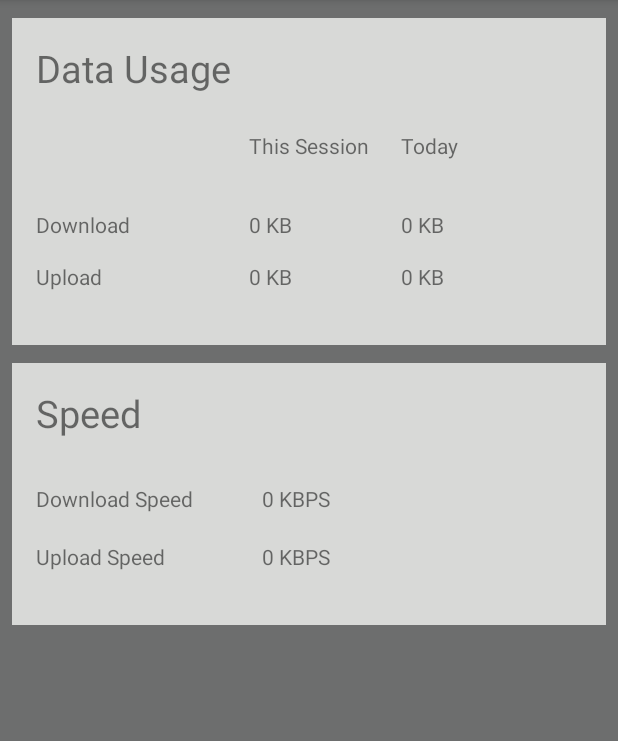
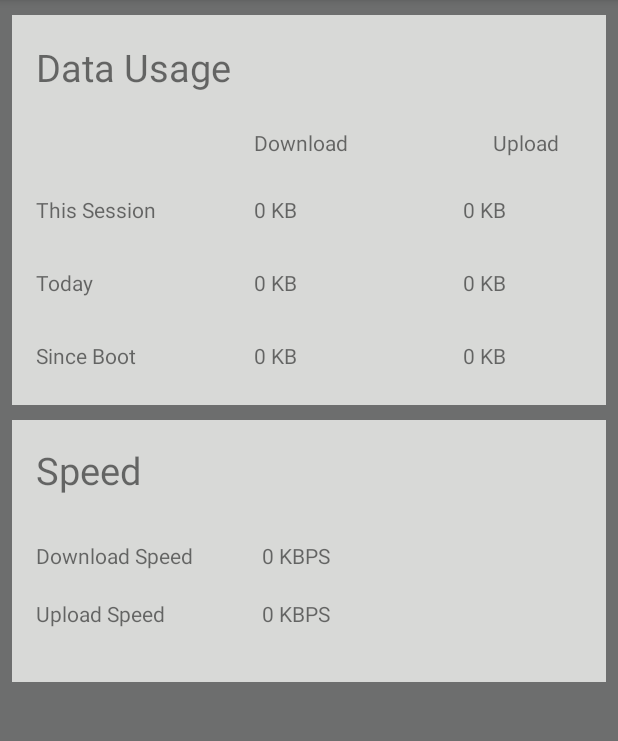
Before and after one commit to sidsquare/NetStats-Android, an Android app: the screen it shows after launch (MainActivity), on a phone screen of 412 x 824 dp, the part 84-825 px from its top. Run offline under Robolectric (Android 15) with nearby library versions, the phone set to English and light mode, and no system bars; libraries missing offline, so code that uses them is left out: com.github.mikephil.charting.

Commit message:
Made some changes 5

```diff
--- a/app/src/main/AndroidManifest.xml
+++ b/app/src/main/AndroidManifest.xml
@@ -16,7 +16,6 @@
         <receiver android:name=".boot">
             <intent-filter>
                 <action android:name="android.intent.action.BOOT_COMPLETED" />
-                <uses-permission android:name="android.permission.DEVICE_POWER" />
                 <action android:name="android.intent.action.ACTION_SHUTDOWN" />
             </intent-filter>
         </receiver>
--- a/app/src/main/java/com/siddharth/netstats/MainActivity.java
+++ b/app/src/main/java/com/siddharth/netstats/MainActivity.java
@@ -53,7 +53,7 @@ public class MainActivity extends ActionBarActivity
 {
 
     boolean mob, cfrag1_is_enabled = false, first_time = true;
-    String temp1 = "0 KB", temp2 = "0 KB", temp3 = "0 KBPS", temp4 = "0 KBPS", temp5 = "0 KB", temp6 = "0 KB", date;
+    String temp1 = "0 KB", temp2 = "0 KB",temp7 = "0 KB", temp8 = "0 KB", temp3 = "0 KBPS", temp4 = "0 KBPS", temp5 = "0 KB", temp6 = "0 KB", date;
     private Handler handler = new Handler();
     static long rx, tx, temp_rx, temp_tx, d_offset = 0, u_offset = 0, rx1, tx1, d_offset_mob = 0, u_offset_mob = 0, rx_mob, tx_mob, rx1_mob, tx1_mob, temp_rx_mob = 0, temp_tx_mob = 0;
     cfrag1 frag;
@@ -128,7 +128,7 @@ public class MainActivity extends ActionBarActivity
                         if (frag != null)
                         {
                             cfrag1_is_enabled = true;
-                            frag.go(temp1, temp2, temp3, temp4, temp5, temp6);
+                            frag.go(temp1, temp2, temp3, temp4, temp5, temp6,temp7,temp8);
                         }
                         break;
                     case 1:
@@ -449,30 +449,37 @@ public class MainActivity extends ActionBarActivity
         db.beginTransaction();
         Cursor c;
         if (!sharedPref.getBoolean("mobile_en", false))
-            c = db.rawQuery("select down_transfer from transfer_week order by date(date) asc limit 7;", null);
+            c = db.rawQuery("select down_transfer,up_transfer,date from transfer_week order by date(date) desc limit 7;", null);
         else
-            c = db.rawQuery("select down_transfer_mob from transfer_week order by date(date) asc limit 7;", null);
+            c = db.rawQuery("select down_transfer_mob,up_transfer_mob,date from transfer_week order by date(date) desc limit 7;", null);
 
         //charting
         ArrayList<String> xVals = new ArrayList<>();
         int count = 7;
+        c.moveToLast();
         for (int i = 0; i < count; i++)
         {
-            xVals.add("" + i);
+            try{
+            xVals.add("" + c.getString(2).substring(5));}
+            catch (Exception r)
+            {
+                xVals.add("02-20");
+            }
+            c.moveToPrevious();
         }
         ArrayList<BarEntry> yVals1 = new ArrayList<>();
-        c.moveToFirst();
+        c.moveToLast();
         int i = 0;
         while (i < c.getCount())
         {
-            yVals1.add(new BarEntry((float) c.getInt(0) / 1024, i));
-            c.moveToNext();
+            yVals1.add(new BarEntry((float) (c.getInt(0)+c.getInt(1)) / 1024, i));
+            c.moveToPrevious();
             i++;
         }
 
         BarDataSet set1 = new BarDataSet(yVals1, "Data Usage in MB");
         set1.setColor(ColorTemplate.getHoloBlue());
-        set1.setBarSpacePercent(25f);
+        set1.setBarSpacePercent(12f);
         ArrayList<BarDataSet> dataSets = new ArrayList<>();
         dataSets.add(set1);
         db.endTransaction();
@@ -512,20 +519,18 @@ public class MainActivity extends ActionBarActivity
                 temp_tx = tx;
                 temp_rx_mob = rx_mob;
                 temp_tx_mob = tx_mob;
-                frag.go(temp1, temp2, temp3, temp4, temp5, temp6);
+                frag.go(temp1, temp2, temp3, temp4, temp5, temp6,temp7,temp8);
                 first_time = false;
             }
             /*if(sharedPref.getBoolean("purge",false))
             {
                 self_destruct();
             }*/
-            db.beginTransaction();
-
             try
             {
                 //get and set current stats
                 if (cfrag1_is_enabled && frag != null)
-                    frag.go(temp1, temp2, temp3, temp4, temp5, temp6);
+                    frag.go(temp1, temp2, temp3, temp4, temp5, temp6,temp7,temp8);
                 rx1 = TrafficStats.getTotalRxBytes();
                 rx1 = rx1 / (1024);
                 tx1 = TrafficStats.getTotalTxBytes();
@@ -536,13 +541,14 @@ public class MainActivity extends ActionBarActivity
                 tx1_mob = tx1_mob / (1024);
 
                 mob = sharedPref.getBoolean("mobile_en", false);
-                long down_speed, up_speed, down_data, up_data, x, y, a, b;
+                long down_speed, up_speed, down_data, up_data, x, y, a, b,e,d;
 
                 //mobile
                 x = rx1_mob - rx_mob;
                 y = tx1_mob - tx_mob;
                 a = rx1_mob - temp_rx_mob;
                 b = tx1_mob - temp_tx_mob;
+                e=rx1_mob;d=tx1_mob;
                 d_offset_mob += a;
                 u_offset_mob += b;
 
@@ -619,13 +625,15 @@ public class MainActivity extends ActionBarActivity
                 }
                 else
                 {
-
+                    e=rx1;d=tx1;
                     temp5 = df.format((float) d_offset / divisor) + unit;
                     temp6 = df.format((float) u_offset / divisor) + unit;
 
                 }
                 temp1 = df.format((float) down_data / divisor) + unit;
                 temp2 = df.format((float) up_data / divisor) + unit;
+                temp7 = df.format((float)  e/ divisor) + unit;
+                temp8 = df.format((float) d / divisor) + unit;
 
 
                 temp3 = df2.format((float) down_speed / divisor2) + unit2;
@@ -682,7 +690,6 @@ public class MainActivity extends ActionBarActivity
                     builder.setContentText("Down : " + df2.format((float) down_speed / divisor2) + unit2 + "   " + "Up : " + df2.format((float) down_speed / divisor2) + unit2);
                     notificationManger.notify(1, builder.build());
                 }
-                db.endTransaction();
             }
             catch (NullPointerException n)
             {
@@ -693,7 +700,7 @@ public class MainActivity extends ActionBarActivity
         }
     };
 
-    private void self_destruct()
+   /* private void self_destruct()
     {
         db.execSQL("delete from 'transfer_week';");
         db.execSQL("delete from 'transfer_hour';");
@@ -707,7 +714,7 @@ public class MainActivity extends ActionBarActivity
         Cursor c = db.rawQuery("select * from transfer_week where date=\"" + date + "\";", null);
         if (c.getCount() == 0)
             db.execSQL("insert into transfer_week values(\"" + date + "\",0,0,0,0);");
-    }
+    }*/
 
     @Override
     public boolean onCreateOptionsMenu(Menu menu)
--- a/app/src/main/java/com/siddharth/netstats/cfrag1.java
+++ b/app/src/main/java/com/siddharth/netstats/cfrag1.java
@@ -18,7 +18,7 @@ public class cfrag1 extends Fragment
 
         return inflater.inflate(R.layout.cfrag1, container, false);
     }
-    public void go(String temp1,String temp2,String temp3,String temp4 ,String temp5,String temp6)
+    public void go(String temp1,String temp2,String temp3,String temp4 ,String temp5,String temp6,String temp7,String temp8)
     {
         //Log.v("gdfg", temp5);
         TextView t1=(TextView)getView().findViewById(R.id.tv1);
@@ -33,6 +33,10 @@ public class cfrag1 extends Fragment
         t1.setText(temp5);
         t1=(TextView)getView().findViewById(R.id.tv6);
         t1.setText(temp6);
+        t1=(TextView)getView().findViewById(R.id.tv7);
+        t1.setText(temp7);
+        t1=(TextView)getView().findViewById(R.id.tv8);
+        t1.setText(temp8);
         //Log.v("dsfs", "end");
     }
 }
--- a/app/src/main/java/com/siddharth/netstats/cfrag2.java
+++ b/app/src/main/java/com/siddharth/netstats/cfrag2.java
@@ -34,7 +34,7 @@ public class cfrag2 extends Fragment
         //b.setDrawHorizontalGrid(false);
         b.setDrawVerticalGrid(false);
         b.animateXY(1000, 1000);
-        b.setDescription("This Week");
+        b.setDescription("Last 7 Days");
         b.setDrawLegend(true);
 
         b.setDrawYLabels(false);
--- a/app/src/main/java/com/siddharth/netstats/preference.java
+++ b/app/src/main/java/com/siddharth/netstats/preference.java
@@ -3,7 +3,6 @@ package com.siddharth.netstats;
 import android.content.Context;
 import android.content.SharedPreferences;
 import android.os.Bundle;
-import android.preference.Preference;
 import android.preference.PreferenceFragment;
 import android.preference.PreferenceManager;
 
@@ -23,7 +22,11 @@ public class preference extends PreferenceFragment
         prefMgr.setSharedPreferencesMode(Context.MODE_PRIVATE);
         prefs = prefMgr.getSharedPreferences();
         addPreferencesFromResource(R.xml.preference);
-        Preference myPref = (Preference) findPreference("purge");
+        SharedPreferences.Editor e = prefs.edit();
+        if (!prefs.contains("purge"))
+            e.putBoolean("purge", false);
+        e.commit();
+       /* Preference myPref = (Preference) findPreference("purge");
         myPref.setOnPreferenceClickListener(new Preference.OnPreferenceClickListener()
         {
             public boolean onPreferenceClick(Preference preference)
@@ -33,7 +36,7 @@ public class preference extends PreferenceFragment
                 e.commit();
                 return false;
             }
-        });
+        });*/
         prefs.registerOnSharedPreferenceChangeListener(
                 new SharedPreferences.OnSharedPreferenceChangeListener()
                 {
--- a/app/src/main/java/com/siddharth/netstats/service.java
+++ b/app/src/main/java/com/siddharth/netstats/service.java
@@ -275,7 +275,7 @@ public class service extends Service
 
             if (prefs.getBoolean("noti_visible_serv", false))
             {
-                int l = Integer.parseInt(prefs.getString("listPref2", "")) - 1;
+                int l = Integer.parseInt(prefs.getString("listPref2", "1")) - 1;
                 String unit2;
                 if (l == 0)
                     unit2 = " KBPS";
--- a/app/src/main/res/layout/cfrag1.xml
+++ b/app/src/main/res/layout/cfrag1.xml
@@ -10,7 +10,7 @@
         xmlns:android="http://schemas.android.com/apk/res/android"
         xmlns:tools="http://schemas.android.com/tools"
         android:layout_width="fill_parent"
-        android:layout_height="fill_parent"
+        android:layout_height="wrap_content"
         android:orientation="vertical"
         android:background="#ff6d6e6e"
         android:paddingBottom="0dp"
@@ -19,7 +19,7 @@
         <RelativeLayout xmlns:android="http://schemas.android.com/apk/res/android"
             xmlns:tools="http://schemas.android.com/tools"
             android:layout_width="match_parent"
-            android:layout_height="218dp" android:paddingLeft="@dimen/activity_horizontal_margin"
+            android:layout_height="260dp" android:paddingLeft="@dimen/activity_horizontal_margin"
             android:paddingRight="@dimen/activity_horizontal_margin"
             android:paddingTop="@dimen/activity_vertical_margin"
             android:paddingBottom="@dimen/activity_vertical_margin" tools:context=".MainActivity"
@@ -27,28 +27,27 @@
             android:layout_marginLeft="8dp"
             android:layout_marginRight="8dp"
             android:background="#ffd8d9d7"
-            android:layout_marginTop="12dp"
-            android:layout_marginBottom="12dp">
+            android:layout_marginTop="10dp"
+            android:layout_marginBottom="10dp">
 
             <TextView
                 android:layout_width="wrap_content"
                 android:layout_height="wrap_content"
-                android:text="Download"
+                android:text="This Session"
                 android:id="@+id/textView"
-                android:layout_marginTop="33dp"
-                android:layout_below="@+id/textView3"
+                android:layout_centerVertical="true"
                 android:layout_alignParentLeft="true"
                 android:layout_alignParentStart="true"/>
 
             <TextView
                 android:layout_width="wrap_content"
                 android:layout_height="wrap_content"
-                android:text="Upload"
+                android:text="Today"
                 android:id="@+id/textView2"
-                android:layout_alignParentBottom="true"
-                android:layout_alignLeft="@+id/textView"
-                android:layout_alignStart="@+id/textView"
-                android:layout_marginBottom="20dp"/>
+                android:layout_marginTop="29dp"
+                android:layout_below="@+id/textView"
+                android:layout_alignParentLeft="true"
+                android:layout_alignParentStart="true"/>
 
             <TextView
                 android:layout_width="wrap_content"
@@ -57,22 +56,22 @@
                 android:id="@+id/tv1"
                 android:layout_alignLeft="@+id/textView3"
                 android:layout_alignStart="@+id/textView3"
+                android:layout_alignTop="@+id/textView"
+                android:layout_above="@+id/textView2"
                 android:layout_alignRight="@+id/textView3"
-                android:layout_alignEnd="@+id/textView3"
-                android:layout_alignBottom="@+id/textView"
-                android:layout_alignTop="@+id/textView"/>
+                android:layout_alignEnd="@+id/textView3"/>
 
             <TextView
                 android:layout_width="wrap_content"
                 android:layout_height="wrap_content"
                 android:text="0 KB"
                 android:id="@+id/tv2"
-                android:layout_alignLeft="@+id/tv1"
-                android:layout_alignStart="@+id/tv1"
-                android:layout_alignRight="@+id/tv1"
-                android:layout_alignEnd="@+id/tv1"
-                android:layout_alignBottom="@+id/textView2"
-                android:layout_alignTop="@+id/textView2"/>
+                android:layout_alignTop="@+id/tv1"
+                android:layout_above="@+id/textView2"
+                android:layout_alignParentRight="true"
+                android:layout_alignParentEnd="true"
+                android:layout_alignLeft="@+id/textView4"
+                android:layout_alignStart="@+id/textView4"/>
 
 
 
@@ -82,7 +81,7 @@
                 android:text="Data Usage"
                 android:id="@+id/textView7"
                 android:textSize="25dp"
-                android:layout_alignParentTop="true"
+                android:layout_alignBottom="@+id/detail"
                 android:layout_alignParentLeft="true"
                 android:layout_alignParentStart="true"/>
 
@@ -98,48 +97,83 @@
             <TextView
                 android:layout_width="wrap_content"
                 android:layout_height="wrap_content"
-                android:text="This Session"
+                android:text="Download"
                 android:id="@+id/textView3"
-                android:layout_below="@+id/detail"
+                android:layout_marginBottom="25dp"
+                android:paddingLeft="0dp"
+                android:layout_above="@+id/tv1"
                 android:layout_centerHorizontal="true"
-                android:layout_marginTop="23dp"/>
+                android:paddingRight="10dp"/>
 
             <TextView
                 android:layout_width="wrap_content"
                 android:layout_height="wrap_content"
-                android:text="Today"
+                android:text="Upload"
                 android:id="@+id/textView4"
-                android:layout_toRightOf="@+id/textView3"
-                android:layout_marginLeft="21dp"
-                android:layout_marginStart="21dp"
                 android:layout_alignTop="@+id/textView3"
-                android:layout_alignBottom="@+id/textView3"
                 android:layout_alignParentRight="true"
-                android:layout_alignParentEnd="true"/>
+                android:layout_alignParentEnd="true"
+                android:paddingLeft="20dp"
+                android:paddingRight="15dp"/>
 
             <TextView
                 android:layout_width="wrap_content"
                 android:layout_height="wrap_content"
                 android:text="0 KB"
                 android:id="@+id/tv5"
-                android:layout_alignLeft="@+id/textView4"
-                android:layout_alignStart="@+id/textView4"
-                android:layout_alignParentRight="true"
-                android:layout_alignParentEnd="true"
-                android:layout_alignTop="@+id/tv1"
-                android:layout_alignBottom="@+id/tv1"/>
+                android:layout_alignTop="@+id/textView2"
+                android:layout_alignLeft="@+id/tv1"
+                android:layout_alignStart="@+id/tv1"
+                android:layout_above="@+id/textView9"
+                android:layout_alignRight="@+id/tv1"
+                android:layout_alignEnd="@+id/tv1"/>
 
             <TextView
                 android:layout_width="wrap_content"
                 android:layout_height="wrap_content"
                 android:text="0 KB"
                 android:id="@+id/tv6"
+                android:layout_alignParentRight="true"
+                android:layout_alignParentEnd="true"
+                android:layout_alignTop="@+id/tv5"
+                android:layout_above="@+id/textView9"
+                android:layout_alignLeft="@+id/tv2"
+                android:layout_alignStart="@+id/tv2"/>
+
+            <TextView
+                android:layout_width="wrap_content"
+                android:layout_height="wrap_content"
+                android:text="Since Boot"
+                android:id="@+id/textView9"
+                android:layout_below="@+id/textView2"
+                android:layout_alignParentLeft="true"
+                android:layout_alignParentStart="true"
+                android:layout_marginTop="29dp"/>
+
+            <TextView
+                android:layout_width="wrap_content"
+                android:layout_height="wrap_content"
+                android:text="0 KB"
+                android:id="@+id/tv7"
+                android:layout_alignBottom="@+id/textView9"
+                android:layout_alignTop="@+id/textView9"
                 android:layout_alignLeft="@+id/tv5"
                 android:layout_alignStart="@+id/tv5"
-                android:layout_alignBottom="@+id/tv2"
+                android:layout_toStartOf="@+id/tv8"
+                android:layout_alignRight="@+id/tv5"
+                android:layout_alignEnd="@+id/tv5"/>
+
+            <TextView
+                android:layout_width="wrap_content"
+                android:layout_height="wrap_content"
+                android:text="0 KB"
+                android:id="@+id/tv8"
                 android:layout_alignParentRight="true"
                 android:layout_alignParentEnd="true"
-                android:layout_alignTop="@+id/tv2"/>
+                android:layout_alignTop="@+id/tv7"
+                android:layout_alignBottom="@+id/tv7"
+                android:layout_alignLeft="@+id/tv6"
+                android:layout_alignStart="@+id/tv6"/>
 
         </RelativeLayout>
             <RelativeLayout
```
Also changed, not shown: 2 other files.
